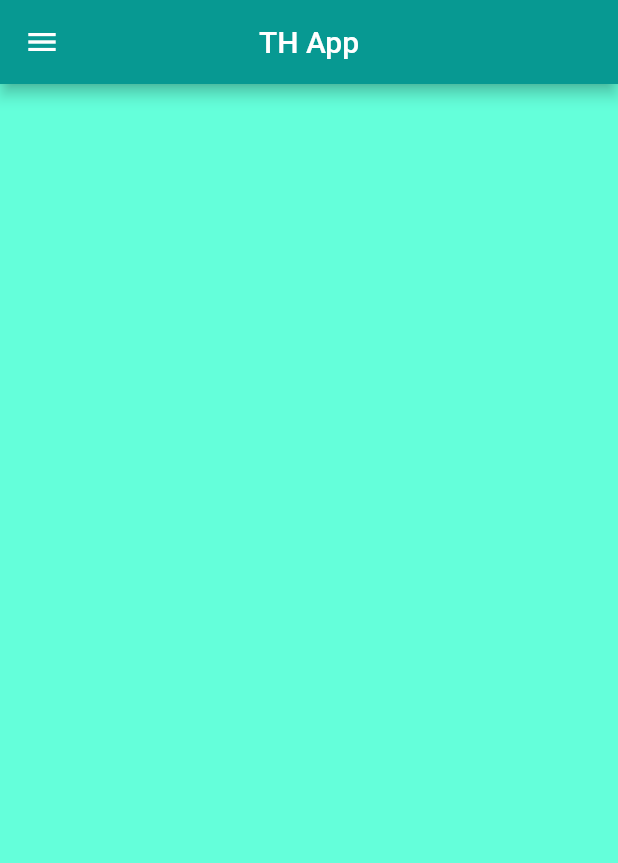
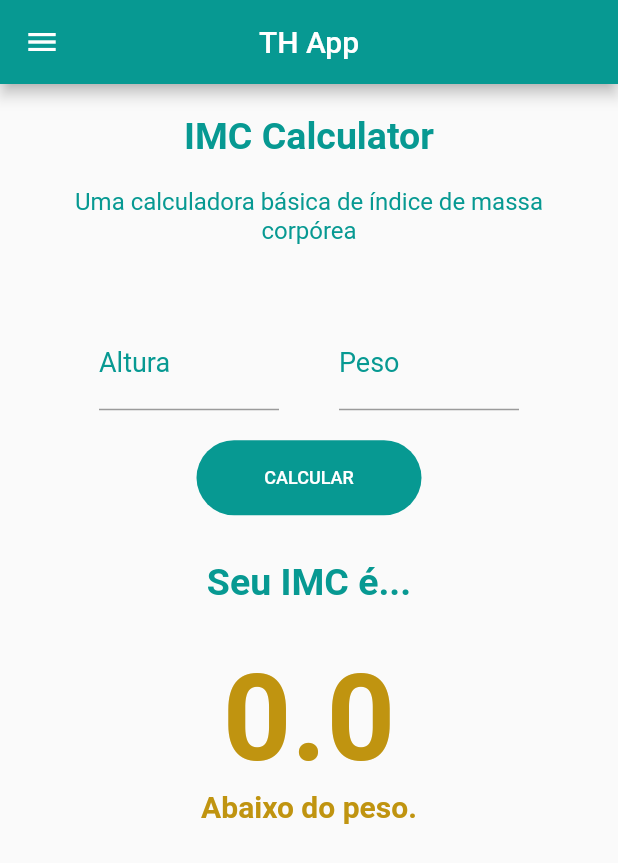
Before and after one commit to thdev-matheus/mobile-th-app-flutter, a Flutter app: the screen it shows after launch, swiped to page 5, on a phone screen of 412 x 824 dp. Shown: the top 863 px of the screen. Run offline on Flutter 3.47's test engine with Material 2 defaults, Android fonts, the light colour scheme and no system bars.

Commit message:
feat: imc calculator

```diff
--- a/lib/MyHomePage/widgets/AppPageView/index.dart
+++ b/lib/MyHomePage/widgets/AppPageView/index.dart
@@ -1,6 +1,7 @@
 // ignore_for_file: prefer_typing_uninitialized_variables
 
 import 'package:flutter/material.dart';
+import 'package:th_app/MyHomePage/widgets/AppPageView/pages/IMCCalculator/index.dart';
 import 'package:th_app/MyHomePage/widgets/AppPageView/pages/PlusCounter/index.dart';
 import 'package:th_app/MyHomePage/widgets/AppPageView/pages/PrizeDraw/index.dart';
 import 'package:th_app/MyHomePage/widgets/AppPageView/pages/ToDoList/index.dart';
@@ -38,9 +39,7 @@ class _AppPageViewState extends State<AppPageView> {
         PlusCounter(vh: vh, vw: vw),
         const PrizeDraw(),
         const ToDoList(),
-        Container(
-          color: Colors.tealAccent,
-        ),
+        const IMCCalculator()
       ],
     );
   }
--- /dev/null
+++ b/lib/MyHomePage/widgets/AppPageView/pages/IMCCalculator/index.dart
@@ -0,0 +1,63 @@
+import 'dart:math';
+
+import 'package:flutter/material.dart';
+import 'package:th_app/MyHomePage/widgets/AppPageView/pages/IMCCalculator/widgets/IMCForm.dart';
+import 'package:th_app/MyHomePage/widgets/AppPageView/pages/IMCCalculator/widgets/IMCHeader.dart';
+import 'package:th_app/MyHomePage/widgets/AppPageView/pages/IMCCalculator/widgets/ResultContainer.dart';
+
+class IMCCalculator extends StatefulWidget {
+  const IMCCalculator({super.key});
+
+  @override
+  State<IMCCalculator> createState() => _IMCCalculatorState();
+}
+
+class _IMCCalculatorState extends State<IMCCalculator> {
+  TextEditingController textEditingControllerWeight = TextEditingController();
+  TextEditingController textEditingControllerHeight = TextEditingController();
+
+  String imc = "0.0";
+
+  void calculateIMC() {
+    if (textEditingControllerHeight.text.isNotEmpty &&
+        textEditingControllerWeight.text.isNotEmpty) {
+      double weight = double.parse(textEditingControllerWeight.text);
+      double height = double.parse(textEditingControllerHeight.text);
+
+      double result = weight / pow(height, 2);
+      setState(() {
+        imc = result.toStringAsFixed(1);
+      });
+
+      textEditingControllerHeight.clear();
+      textEditingControllerWeight.clear();
+    }
+  }
+
+  @override
+  Widget build(BuildContext context) {
+    return Container(
+      padding: const EdgeInsets.all(20),
+      child: SingleChildScrollView(
+        child: Column(
+          children: [
+            const IMCHeader(),
+            Container(
+              margin: const EdgeInsets.only(top: 30),
+              child: IMCForm(
+                textEditingControllerHeight: textEditingControllerHeight,
+                textEditingControllerWeight: textEditingControllerWeight,
+                action: () {
+                  calculateIMC();
+                },
+              ),
+            ),
+            ResultContainer(
+              imc: imc,
+            ),
+          ],
+        ),
+      ),
+    );
+  }
+}
--- /dev/null
+++ b/lib/MyHomePage/widgets/AppPageView/pages/IMCCalculator/widgets/IMCForm.dart
@@ -0,0 +1,53 @@
+import 'package:flutter/material.dart';
+import 'package:th_app/MyHomePage/widgets/Button/index.dart';
+import 'package:th_app/MyHomePage/widgets/NumberDoubleInput/index.dart';
+
+class IMCForm extends StatelessWidget {
+  const IMCForm(
+      {super.key,
+      required this.textEditingControllerWeight,
+      required this.textEditingControllerHeight,
+      required this.action});
+
+  final TextEditingController textEditingControllerWeight;
+  final TextEditingController textEditingControllerHeight;
+  final dynamic action;
+
+  @override
+  Widget build(BuildContext context) {
+    return Column(
+      children: [
+        Row(
+          mainAxisAlignment: MainAxisAlignment.center,
+          crossAxisAlignment: CrossAxisAlignment.center,
+          children: [
+            NumberDoubleInput(
+              textEditingController: textEditingControllerHeight,
+              labelText: "Altura",
+            ),
+            Container(
+              margin: const EdgeInsets.only(left: 40),
+              child: NumberDoubleInput(
+                textEditingController: textEditingControllerWeight,
+                labelText: "Peso",
+              ),
+            ),
+          ],
+        ),
+        Button(
+          marginTop: 20,
+          marginRigth: 0,
+          marginBottom: 0,
+          marginLeft: 0,
+          height: 50,
+          width: 150,
+          radius: 32,
+          bgColor: const Color.fromRGBO(7, 153, 146, 1.0),
+          text: "CALCULAR",
+          textColor: Colors.white,
+          action: action,
+        )
+      ],
+    );
+  }
+}
--- /dev/null
+++ b/lib/MyHomePage/widgets/AppPageView/pages/IMCCalculator/widgets/IMCHeader.dart
@@ -0,0 +1,33 @@
+import 'package:flutter/material.dart';
+
+class IMCHeader extends StatelessWidget {
+  const IMCHeader({super.key});
+
+  @override
+  Widget build(BuildContext context) {
+    return Column(
+      crossAxisAlignment: CrossAxisAlignment.center,
+      children: [
+        const Text(
+          "IMC Calculator",
+          style: TextStyle(
+            color: Color.fromRGBO(7, 153, 146, 1.0),
+            fontSize: 25,
+            fontWeight: FontWeight.bold,
+          ),
+        ),
+        Container(
+          margin: const EdgeInsets.symmetric(vertical: 20),
+          child: const Text(
+            "Uma calculadora básica de índice de massa corpórea",
+            textAlign: TextAlign.center,
+            style: TextStyle(
+              color: Color.fromRGBO(7, 153, 146, 1.0),
+              fontSize: 16,
+            ),
+          ),
+        )
+      ],
+    );
+  }
+}
--- /dev/null
+++ b/lib/MyHomePage/widgets/AppPageView/pages/IMCCalculator/widgets/ResultContainer.dart
@@ -0,0 +1,73 @@
+import 'package:flutter/cupertino.dart';
+import 'package:flutter/material.dart';
+
+class ResultContainer extends StatelessWidget {
+  const ResultContainer({
+    super.key,
+    required this.imc,
+  });
+
+  final String imc;
+
+  @override
+  Widget build(BuildContext context) {
+    late String resultText;
+    late Color resultColor;
+
+    double nIMC = double.parse(imc);
+    if (nIMC < 18.5) {
+      resultText = "Abaixo do peso.";
+      resultColor = Color.fromARGB(255, 192, 148, 16);
+    } else if (nIMC >= 18.5 && nIMC <= 24.9) {
+      resultText = "Peso Normal";
+      resultColor = const Color.fromRGBO(7, 153, 146, 1.0);
+    } else if (nIMC >= 25.0 && nIMC <= 29.9) {
+      resultText = "Sobrepeso";
+      resultColor = Color.fromARGB(255, 192, 148, 16);
+    } else if (nIMC >= 30.0 && nIMC <= 34.9) {
+      resultText = "Obesidade grau 1";
+      resultColor = Colors.orange;
+    } else if (nIMC >= 35.0 && nIMC <= 39.9) {
+      resultText = "Obesidade grau 2";
+      resultColor = Colors.deepOrange;
+    } else {
+      resultText = "Obesidade grau 3 ou mórbida";
+      resultColor = Colors.red;
+    }
+
+    return Container(
+      margin: const EdgeInsets.only(top: 30),
+      child: Column(
+        children: [
+          const Text(
+            "Seu IMC é...",
+            style: TextStyle(
+              color: Color.fromRGBO(7, 153, 146, 1.0),
+              fontSize: 25,
+              fontWeight: FontWeight.bold,
+            ),
+          ),
+          Container(
+            margin: const EdgeInsets.only(top: 30),
+            child: Text(
+              imc,
+              style: TextStyle(
+                color: resultColor,
+                fontSize: 80,
+                fontWeight: FontWeight.bold,
+              ),
+            ),
+          ),
+          Text(
+            resultText,
+            style: TextStyle(
+              color: resultColor,
+              fontSize: 20,
+              fontWeight: FontWeight.bold,
+            ),
+          ),
+        ],
+      ),
+    );
+  }
+}
--- a/lib/MyHomePage/widgets/AppPageView/pages/PrizeDraw/widgets/prizeForm.dart
+++ b/lib/MyHomePage/widgets/AppPageView/pages/PrizeDraw/widgets/prizeForm.dart
@@ -1,6 +1,6 @@
 import 'package:flutter/material.dart';
 import 'package:th_app/MyHomePage/widgets/Button/index.dart';
-import 'package:th_app/MyHomePage/widgets/NumberInput/index.dart';
+import 'package:th_app/MyHomePage/widgets/NumberIntInput/index.dart';
 
 class PrizeForm extends StatelessWidget {
   const PrizeForm({
@@ -18,7 +18,7 @@ class PrizeForm extends StatelessWidget {
       mainAxisAlignment: MainAxisAlignment.center,
       crossAxisAlignment: CrossAxisAlignment.center,
       children: [
-        NumberInput(textEditingController: textEditingController),
+        NumberIntInput(textEditingController: textEditingController),
         Button(
           marginTop: 0,
           marginRigth: 0,
--- /dev/null
+++ b/lib/MyHomePage/widgets/NumberDoubleInput/index.dart
@@ -0,0 +1,48 @@
+import 'package:flutter/material.dart';
+import 'package:flutter/services.dart';
+
+class NumberDoubleInput extends StatelessWidget {
+  const NumberDoubleInput({
+    super.key,
+    required this.textEditingController,
+    required this.labelText,
+  });
+
+  final TextEditingController textEditingController;
+  final String labelText;
+
+  @override
+  Widget build(BuildContext context) {
+    return SizedBox(
+      width: 120,
+      child: TextField(
+        cursorColor: const Color.fromRGBO(7, 153, 146, 1.0),
+        style: const TextStyle(
+          color: Color.fromRGBO(9, 85, 93, 1.0),
+        ),
+        controller: textEditingController,
+        keyboardType: TextInputType.number,
+        inputFormatters: [
+          FilteringTextInputFormatter.allow(RegExp(r'[0-9]|[.]')),
+        ],
+        decoration: InputDecoration(
+          label: Text(labelText),
+          labelStyle: const TextStyle(
+            fontSize: 18,
+            color: Color.fromRGBO(7, 153, 146, 1.0),
+          ),
+          focusedBorder: const UnderlineInputBorder(
+            borderSide: BorderSide(
+              color: Color.fromRGBO(7, 153, 146, 1.0),
+            ),
+          ),
+          border: const UnderlineInputBorder(
+            borderSide: BorderSide(
+              color: Color.fromRGBO(7, 153, 146, 1.0),
+            ),
+          ),
+        ),
+      ),
+    );
+  }
+}
--- a/lib/MyHomePage/widgets/NumberInput/index.dart
+++ b/lib/MyHomePage/widgets/NumberIntInput/index.dart
@@ -1,8 +1,8 @@
 import 'package:flutter/material.dart';
 import 'package:flutter/services.dart';
 
-class NumberInput extends StatelessWidget {
-  const NumberInput({
+class NumberIntInput extends StatelessWidget {
+  const NumberIntInput({
     super.key,
     required this.textEditingController,
   });
```
